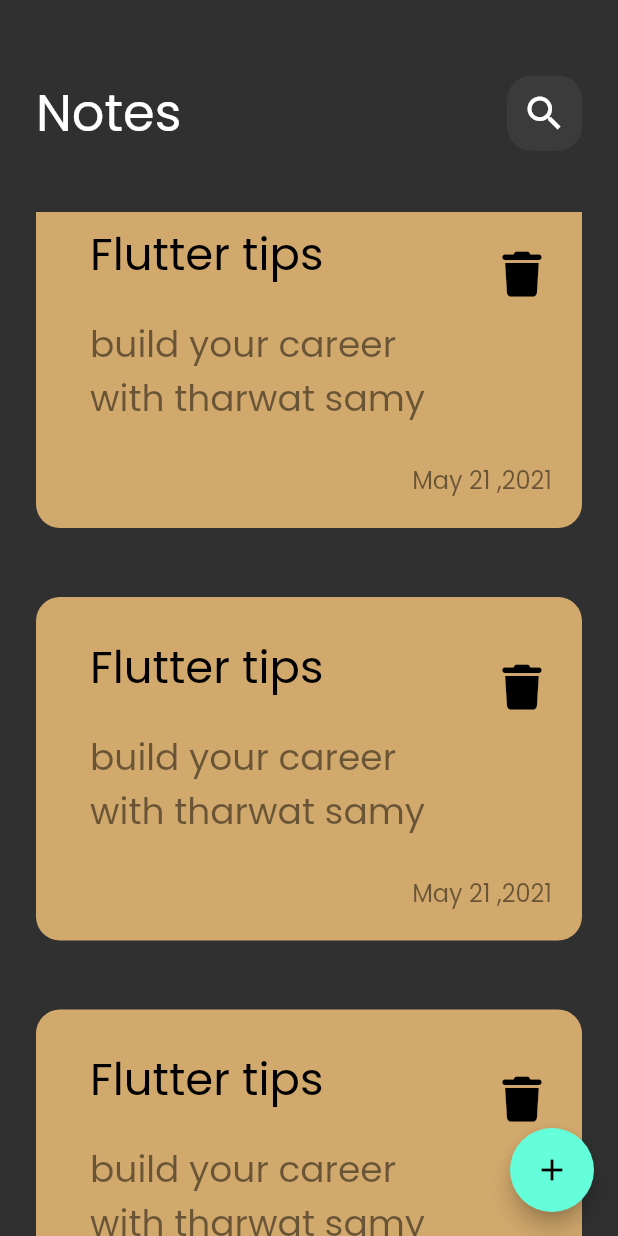
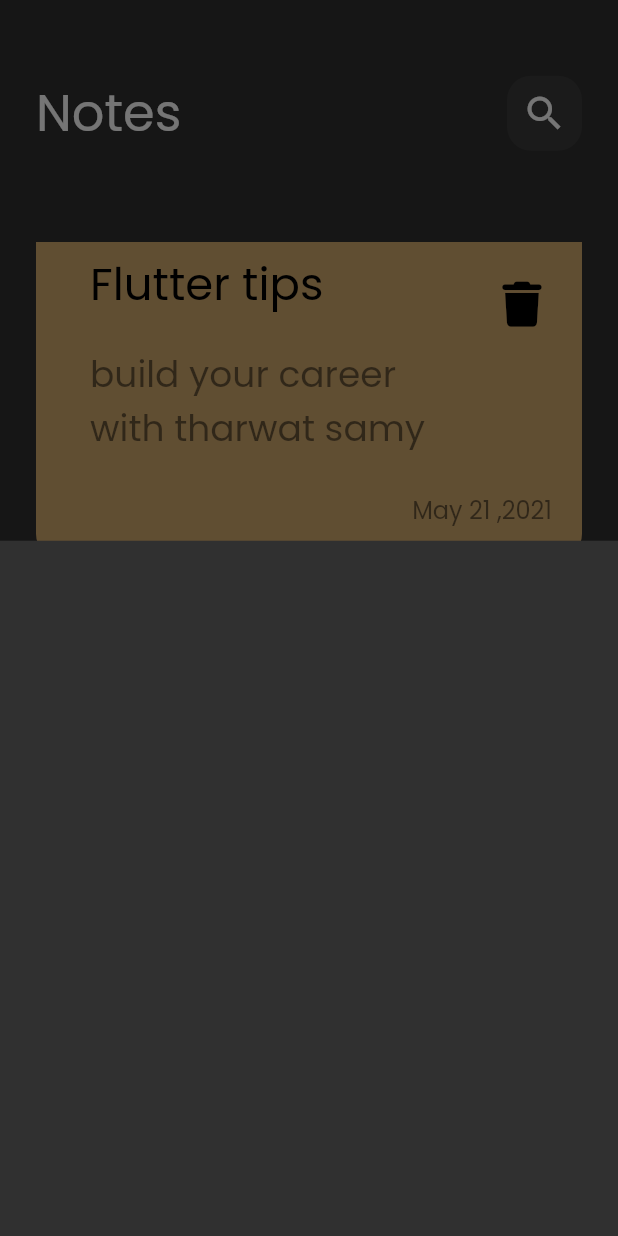
Before and after one commit to Mohamed-Elghzaly/note_app, a Flutter app: the screen it shows after launch, scrolled down 576 dp, after a tap on the "add" icon, on a phone screen of 412 x 824 dp. Run offline on Flutter 3.47's test engine with Material 2 defaults, Android fonts, the phone set to English and light mode, and no system bars; our stand-ins replace font_awesome_flutter.

Commit message:
ShowBottomSheet

```diff
--- a/lib/views/notes_view.dart
+++ b/lib/views/notes_view.dart
@@ -1,4 +1,5 @@
 import 'package:flutter/material.dart';
+import 'package:note_app/views/widgets/ShowBottomSheet.dart';
 import 'package:note_app/views/widgets/custom_app_bar.dart';
 import 'package:note_app/views/widgets/notes_view_body.dart';
 
@@ -8,8 +9,16 @@ class NotesView extends StatelessWidget {
   @override
   Widget build(BuildContext context) {
     return Scaffold(
+      floatingActionButtonLocation: FloatingActionButtonLocation.endFloat,
       floatingActionButton: FloatingActionButton(
-        onPressed: () {},
+        onPressed: () {
+          showModalBottomSheet(
+            context: context,
+            builder: (context) {
+              return const ShowBottomSheet();
+            },
+          );
+        },
         child: const Icon(Icons.add),
       ),
       body: const NotesViewBody(),
--- /dev/null
+++ b/lib/views/widgets/ShowBottomSheet.dart
@@ -0,0 +1,11 @@
+
+import 'package:flutter/material.dart';
+
+class ShowBottomSheet extends StatelessWidget {
+  const ShowBottomSheet({super.key});
+
+  @override
+  Widget build(BuildContext context) {
+    return Container();
+  }
+}
--- a/lib/views/widgets/notes_list_view.dart
+++ b/lib/views/widgets/notes_list_view.dart
@@ -7,7 +7,11 @@ class NotesListView extends StatelessWidget {
 
   @override
   Widget build(BuildContext context) {
-    return ListView.builder(itemBuilder: (context, index) {
+    return Padding(
+      padding: const EdgeInsets.symmetric(vertical: 20),
+      child: ListView.builder(
+          padding: EdgeInsets.zero,
+          itemBuilder: (context, index) {
             return const Padding(
               padding: EdgeInsets.symmetric(vertical: 8),
               child: Padding(
@@ -15,6 +19,7 @@ class NotesListView extends StatelessWidget {
                 child: NoteItem(),
               ),
             );
-    });
+          }),
+    );
   }
 }
```
Lines whose indentation alone changed are shown as unchanged.
